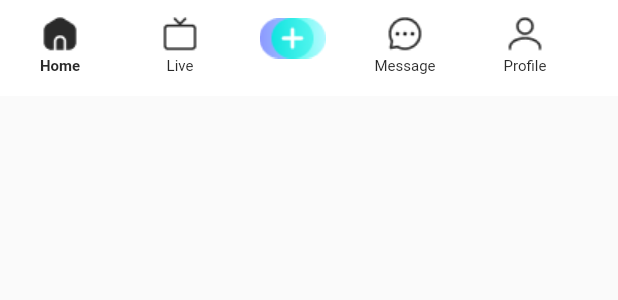
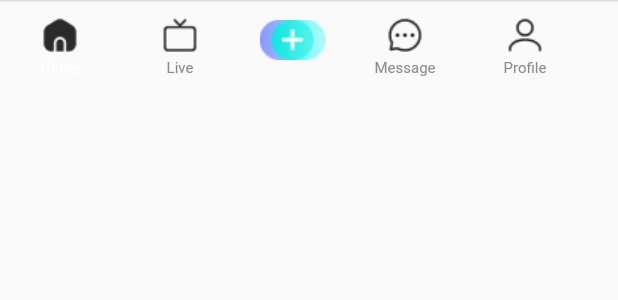
Before and after one commit to zhangqi444/toktik, a Flutter app: the MainPageBottomBarWidget widget shown alone on an empty page, opened directly, on a phone screen of 412 x 824 dp. Shown: the top 300 px of the screen. Run offline on Flutter 3.47's test engine with Material 2 defaults, Android fonts, the phone set to English and light mode, and no system bars; our stand-ins replace cached_network_image, camera, dio, flutter_easyloading, get, image_picker and 6 more; missing offline and left inert: amplify_analytics_pinpoint, amplify_api, amplify_auth_cognito, amplify_datastore, amplify_datastore_plugin_interface, amplify_flutter and 1 more; accounts and stored records are empty.

Commit message:
💄style: 将首页底部样式更改为黑色

```diff
--- a/lib/page/widget/main_page_bottom_bar_widget.dart
+++ b/lib/page/widget/main_page_bottom_bar_widget.dart
@@ -52,7 +52,7 @@ class _MainPageBottomBarWidgetState extends State<MainPageBottomBarWidget> {
       key: bottomBarKey,
       height: 54 + (Platform.isIOS ? 40 : 10) * 1.0,
       decoration:
-          BoxDecoration(color: Color(0xffFFFFFF)),
+        BoxDecoration(border: Border(top: BorderSide(color: Colors.black12))),
       child: Column(
         children: <Widget>[
           SizedBox(
@@ -203,7 +203,9 @@ class _MainPageBottomBarWidgetState extends State<MainPageBottomBarWidget> {
                                 ? FontWeight.bold
                                 : FontWeight.normal,
                         color:
-                            Color(0xff2A2A2A),
+                            mainPageScrollController.indexBottomBarMainPage ==
+                                index ? Color(
+                                0xffffffff) : Color(0xff8b8b8b),
                         fontSize: 10.0),
                   )
                 ],
```
